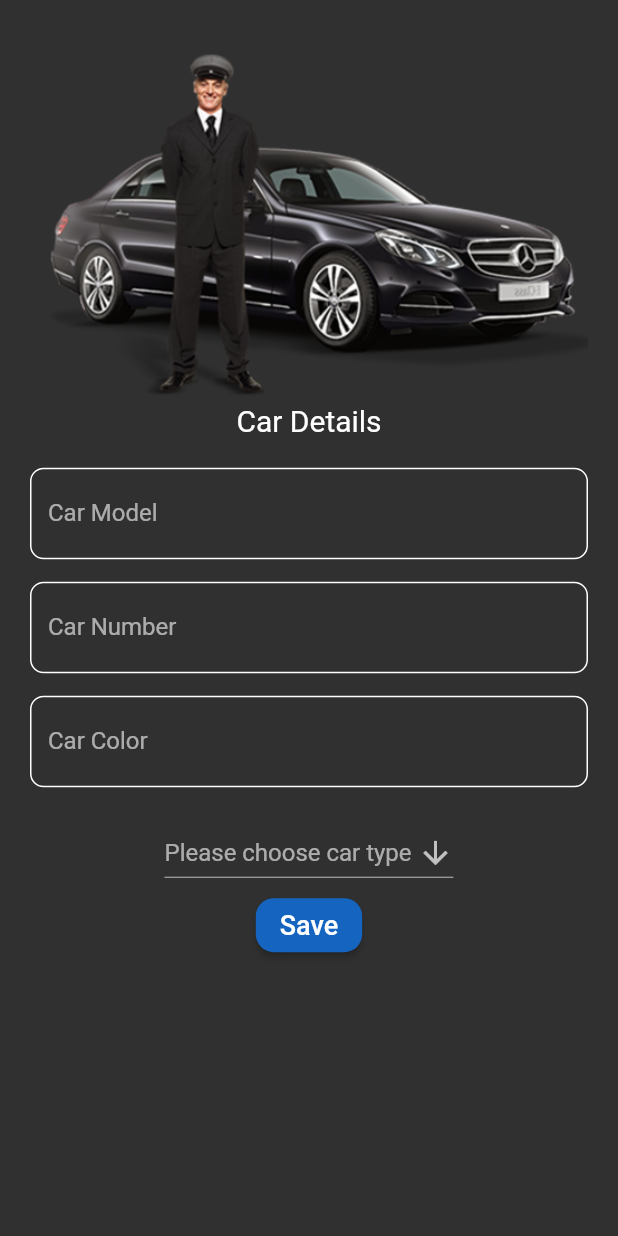
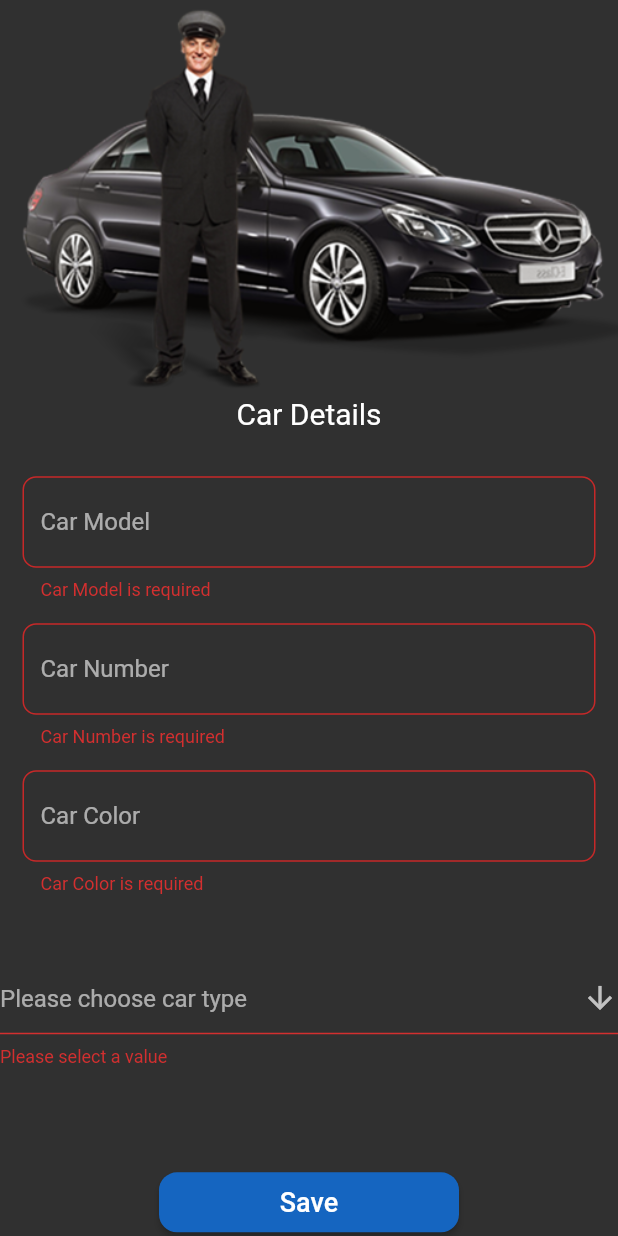
Before and after one commit to Sameradel11/Uber-DriverApp, a Flutter app: the CarDetails screen opened by its route, after a tap on "Save", on a phone screen of 412 x 824 dp. Run offline on Flutter 3.47's test engine with Material 2 defaults, Android fonts, the phone set to English and light mode, and no system bars; our stand-ins replace bloc, firebase_auth, firebase_core, firebase_database, flutter_bloc, fluttertoast and 1 more; accounts and stored records are empty.

```diff
--- a/lib/Features/Autentication/presentation/views/car_details.dart
+++ b/lib/Features/Autentication/presentation/views/car_details.dart
@@ -1,6 +1,6 @@
 import 'package:flutter/material.dart';
 
-import 'widgets/car_details_body.dart';
+import 'widgets/car_details/car_details_body.dart';
 
 class CarDetails extends StatelessWidget {
   const CarDetails({super.key});
--- a/lib/Features/Autentication/presentation/views/view_model/cubits/cubit/sign_up_cubit.dart
+++ b/lib/Features/Autentication/presentation/views/view_model/cubits/cubit/sign_up_cubit.dart
@@ -1,15 +1,22 @@
 import 'package:bloc/bloc.dart';
 import 'package:drivers_app/Features/Autentication/presentation/views/view_model/services.dart';
+import 'package:drivers_app/Features/splash/presentation/views/const.dart';
 import 'package:firebase_auth/firebase_auth.dart';
+import 'package:firebase_database/firebase_database.dart';
 
 part 'sign_up_state.dart';
 
 class SignUpCubit extends Cubit<SignUpState> {
   SignUpCubit() : super(SignUpInitial());
-  signUP(String email, String password) {
+  signUP(
+      {required String email,
+      required String password,
+      required String name,
+      required String phone}) async {
     emit(SignUpLoading());
     try {
-      AuthUsingFirebase().signup(email, password);
+      await AuthUsingFirebase()
+          .signup(email: email, password: password, name: name, phone: phone);
       emit(SignUpSuccess());
     } catch (e) {
       if (e is FirebaseAuthException) {
@@ -19,4 +26,23 @@ class SignUpCubit extends Cubit<SignUpState> {
       }
     }
   }
+
+  savecarfetails({required Map<String, String> cardetails}) {
+    try {
+      emit(SignUpLoading());
+      DatabaseReference driversreference =
+          FirebaseDatabase.instance.ref().child("drivers");
+      driversreference
+          .child(currentfirebaseuser!.uid)
+          .child("car_details")
+          .set(cardetails);
+      emit(SignUpSuccess());
+    } catch (e) {
+      if (e is FirebaseException || e is FirebaseAuthException) {
+        emit(SignUpFailed(errmessage: e.toString()));
+      } else {
+        emit(SignUpFailed(errmessage: "There is an error"));
+      }
+    }
+  }
 }
--- a/lib/Features/Autentication/presentation/views/view_model/services.dart
+++ b/lib/Features/Autentication/presentation/views/view_model/services.dart
@@ -1,9 +1,25 @@
+import 'package:drivers_app/Features/splash/presentation/views/const.dart';
 import 'package:firebase_auth/firebase_auth.dart';
+import 'package:firebase_database/firebase_database.dart';
 
 class AuthUsingFirebase {
-  signup(String email, String password) async {
+  signup(
+      {required String email,
+      required String password,
+      required String name,
+      required String phone}) async {
     final FirebaseAuth fAuth = FirebaseAuth.instance;
-    final  firebaseuser = (await fAuth.createUserWithEmailAndPassword(
+    final firebaseuser = (await fAuth.createUserWithEmailAndPassword(
         email: email, password: password));
+    Map drivermap = {
+      'id': firebaseuser.user!.uid,
+      'name': name.trim(),
+      "email": email.trim(),
+      "phone": phone
+    };
+    DatabaseReference driversreference =
+        FirebaseDatabase.instance.ref().child("drivers");
+    driversreference.child(firebaseuser.user!.uid).set(drivermap);
+    currentfirebaseuser = firebaseuser.user!;
   }
 }
--- /dev/null
+++ b/lib/Features/Autentication/presentation/views/widgets/car_details/car_details_body.dart
@@ -0,0 +1,123 @@
+import 'package:drivers_app/Features/Autentication/presentation/views/view_model/cubits/cubit/sign_up_cubit.dart';
+import 'package:drivers_app/Features/Autentication/presentation/views/widgets/car_details/car_details_textfields.dart';
+import 'package:drivers_app/Features/Autentication/presentation/views/widgets/custom_elevated_button.dart';
+import 'package:drivers_app/Features/splash/presentation/views/const.dart';
+import 'package:drivers_app/core/app_routes.dart';
+import 'package:drivers_app/core/style.dart';
+import 'package:flutter/material.dart';
+import 'package:flutter_bloc/flutter_bloc.dart';
+import 'package:fluttertoast/fluttertoast.dart';
+import 'package:go_router/go_router.dart';
+
+class CarDetailsBody extends StatefulWidget {
+  const CarDetailsBody({super.key});
+
+  @override
+  State<CarDetailsBody> createState() => _CarDetailsBodyState();
+}
+
+class _CarDetailsBodyState extends State<CarDetailsBody> {
+  final TextEditingController carModelcontroller = TextEditingController();
+  final TextEditingController carNumbercontroller = TextEditingController();
+  final TextEditingController carColorcontroller = TextEditingController();
+  final formkey = GlobalKey<FormState>();
+  String? selectedvalue;
+  Widget build(BuildContext context) {
+    return SingleChildScrollView(
+      child: Form(
+        key: formkey,
+        child: BlocProvider(
+          create: (context) => SignUpCubit(),
+          child: BlocConsumer<SignUpCubit, SignUpState>(
+            listener: (context, state) {
+              if (state is SignUpSuccess) {
+                Fluttertoast.showToast(msg: "Car info saved succesfully");
+                GoRouter.of(context).push(AppRoutes.Kmainview);
+              } else if (state is SignUpFailed) {
+                Fluttertoast.showToast(msg: state.errmessage);
+              }
+            },
+            builder: (context, state) {
+              return SafeArea(
+                child: Column(
+                  children: [
+                    Image.asset(KlogoPath),
+                    const Text(
+                      "Car Details",
+                      style: Style.textstyle20,
+                    ),
+                    const SizedBox(
+                      height: 20,
+                    ),
+                    CarDetailsTextFields(
+                      carModelcontroller: carModelcontroller,
+                      carNumbercontroller: carNumbercontroller,
+                      carColorcontroller: carColorcontroller,
+                    ),
+                    const SizedBox(height: 20),
+                    DropdownButtonFormField(
+                      validator: (value) {
+                        if (value == null || value.isEmpty) {
+                          return "Please select a value";
+                        }
+                        return null;
+                      },
+                      icon: const Icon(Icons.arrow_downward),
+                      alignment: Alignment.center,
+                      value: selectedvalue,
+                      hint: const Text("Please choose car type "),
+                      items: const [
+                        DropdownMenuItem(
+                          value: "Uber X",
+                          child: Text("Uber X"),
+                        ),
+                        DropdownMenuItem(
+                          value: "Uber Scotter",
+                          child: Text("Uber Scotter"),
+                        ),
+                        DropdownMenuItem(
+                          value: "Uber go",
+                          child: Text("Uber go"),
+                        ),
+                      ],
+                      onChanged: (dynamic value) {
+                        selectedvalue = value.toString();
+                        setState(() {});
+                      },
+                    ),
+                    const SizedBox(height: 20),
+                    const SizedBox(
+                      height: 50,
+                    ),
+                    CustomElevatedButton(
+                      ontap: () {
+                        if (formkey.currentState!.validate()) {
+                          Map<String, String> cardetails = {
+                            "car_model": carModelcontroller.text.trim(),
+                            "car_number": carModelcontroller.text.trim(),
+                            "car_color": carColorcontroller.text.trim(),
+                            "car_type": selectedvalue!.trim()
+                          };
+                          BlocProvider.of<SignUpCubit>(context)
+                              .savecarfetails(cardetails: cardetails);
+                        }
+                      },
+                      child: state is SignUpLoading
+                          ? const CircularProgressIndicator(
+                              color: Colors.white,
+                            )
+                          : const Text(
+                              "Save",
+                              style: Style.textstyle18,
+                            ),
+                    ),
+                  ],
+                ),
+              );
+            },
+          ),
+        ),
+      ),
+    );
+  }
+}
--- /dev/null
+++ b/lib/Features/Autentication/presentation/views/widgets/car_details/car_details_textfields.dart
@@ -0,0 +1,59 @@
+import 'package:drivers_app/Features/Autentication/presentation/views/widgets/car_details/custom_drop_down_button.dart';
+import 'package:drivers_app/core/custom_text_field.dart';
+import 'package:drivers_app/core/style.dart';
+import 'package:flutter/material.dart';
+
+class CarDetailsTextFields extends StatefulWidget {
+  const CarDetailsTextFields(
+      {super.key,
+      required this.carModelcontroller,
+      required this.carNumbercontroller,
+      required this.carColorcontroller,
+      });
+  final TextEditingController carModelcontroller;
+  final TextEditingController carNumbercontroller;
+  final TextEditingController carColorcontroller;
+
+  @override
+  State<CarDetailsTextFields> createState() => _CarDetailsTextFieldsState();
+}
+
+class _CarDetailsTextFieldsState extends State<CarDetailsTextFields> {
+  @override
+  Widget build(BuildContext context) {
+    return Padding(
+      padding: const EdgeInsets.symmetric(horizontal: 15, vertical: 10),
+      child: Column(
+        children: [
+          CustomTextField(
+              controller: widget.carModelcontroller,
+              label: const Text(
+                "Car Model",
+                style: Style.textstyle16,
+              )),
+          const SizedBox(
+            height: 15,
+          ),
+          CustomTextField(
+              controller: widget.carNumbercontroller,
+              label: const Text(
+                "Car Number",
+                style: Style.textstyle16,
+              )),
+          const SizedBox(
+            height: 15,
+          ),
+          CustomTextField(
+              controller: widget.carColorcontroller,
+              label: const Text(
+                "Car Color",
+                style: Style.textstyle16,
+              )),
+          const SizedBox(
+            height: 15,
+          ),
+        ],
+      ),
+    );
+  }
+}
--- /dev/null
+++ b/lib/Features/Autentication/presentation/views/widgets/car_details/custom_drop_down_button.dart
@@ -0,0 +1,44 @@
+import 'package:flutter/material.dart';
+class CustomDropDownButton extends StatefulWidget {
+  CustomDropDownButton({super.key, required this.selectedvalue});
+  String? selectedvalue;
+
+  @override
+  State<CustomDropDownButton> createState() => _CustomDropDownButtonState();
+}
+
+class _CustomDropDownButtonState extends State<CustomDropDownButton> {
+  @override
+  Widget build(BuildContext context) {
+    return DropdownButtonFormField(
+      validator: (value) {
+        if (value == null || value.isEmpty) {
+          return "Please select a value";
+        }
+        return null;
+      },
+      icon: const Icon(Icons.arrow_downward),
+      alignment: Alignment.center,
+      value: widget.selectedvalue,
+      hint: const Text("Please choose car type "),
+      items: const [
+        DropdownMenuItem(
+          value: "Uber X",
+          child: Text("Uber X"),
+        ),
+        DropdownMenuItem(
+          value: "Uber Scotter",
+          child: Text("Uber Scotter"),
+        ),
+        DropdownMenuItem(
+          value: "Uber go",
+          child: Text("Uber go"),
+        ),
+      ],
+      onChanged: (dynamic value) {
+        widget.selectedvalue = value.toString();
+        setState(() {});
+      },
+    );
+  }
+}
--- a/lib/Features/Autentication/presentation/views/widgets/car_details_body.dart
+++ /dev/null
@@ -1,96 +0,0 @@
-import 'package:drivers_app/Features/splash/presentation/views/const.dart';
-import 'package:drivers_app/core/app_routes.dart';
-import 'package:drivers_app/core/custom_text_field.dart';
-import 'package:drivers_app/core/style.dart';
-import 'package:flutter/material.dart';
-import 'package:go_router/go_router.dart';
-
-class CarDetailsBody extends StatefulWidget {
-  const CarDetailsBody({super.key});
-
-  @override
-  State<CarDetailsBody> createState() => _CarDetailsBodyState();
-}
-
-class _CarDetailsBodyState extends State<CarDetailsBody> {
-  String? selectedvalue;
-  Widget build(BuildContext context) {
-    return SingleChildScrollView(
-      child: SafeArea(
-        child: Padding(
-          padding: const EdgeInsets.symmetric(horizontal: 20, vertical: 30),
-          child: Column(
-            children: [
-              Image.asset(KlogoPath),
-              const Text(
-                "Car Details",
-                style: Style.textstyle20,
-              ),
-              const SizedBox(
-                height: 20,
-              ),
-              const CustomTextField(
-                  label: Text(
-                "Car Model",
-                style: Style.textstyle16,
-              )),
-              const SizedBox(
-                height: 15,
-              ),
-              const CustomTextField(
-                  label: Text(
-                "Car Number",
-                style: Style.textstyle16,
-              )),
-              const SizedBox(
-                height: 15,
-              ),
-              const CustomTextField(
-                  label: Text(
-                "Car Color",
-                style: Style.textstyle16,
-              )),
-              const SizedBox(height: 20),
-              DropdownButton(
-                icon: const Icon(Icons.arrow_downward),
-                alignment: Alignment.center,
-                value: selectedvalue,
-                hint: const Text("Please choose car type "),
-                items: const [
-                  DropdownMenuItem(
-                    value: "Uber X",
-                    child: Text("Uber X"),
-                  ),
-                  DropdownMenuItem(
-                    value: "Uber Scotter",
-                    child: Text("Uber Scotter"),
-                  ),
-                  DropdownMenuItem(
-                    value: "Uber go",
-                    child: Text("Uber go"),
-                  ),
-                ],
-                onChanged: (dynamic value) {
-                  selectedvalue = value.toString();
-                  setState(() {});
-                },
-              ),
-              ElevatedButton(
-                  style: ButtonStyle(
-                      shape: MaterialStateProperty.all(RoundedRectangleBorder(
-                          borderRadius: BorderRadius.circular(12))),
-                      backgroundColor:
-                          MaterialStateProperty.all(Colors.blue.shade800)),
-                  onPressed: () =>
-                      GoRouter.of(context).push(AppRoutes.Kcardetails),
-                  child: const Text(
-                    "Save",
-                    style: Style.textstyle18,
-                  )),
-            ],
-          ),
-        ),
-      ),
-    );
-  }
-}
--- a/lib/Features/Autentication/presentation/views/widgets/custom_elevated_button.dart
+++ b/lib/Features/Autentication/presentation/views/widgets/custom_elevated_button.dart
@@ -1,22 +1,22 @@
-import 'package:drivers_app/core/style.dart';
 import 'package:flutter/material.dart';
 
 class CustomElevatedButton extends StatelessWidget {
   const CustomElevatedButton(
-      {super.key, required this.text, required this.ontap});
-  final String text;
+      {super.key, required this.child, required this.ontap});
+  final Widget child;
   final ontap;
   @override
   Widget build(BuildContext context) {
-    return ElevatedButton(
-        style: ButtonStyle(
-            shape: MaterialStateProperty.all(RoundedRectangleBorder(
-                borderRadius: BorderRadius.circular(12))),
-            backgroundColor: MaterialStateProperty.all(Colors.blue.shade800)),
-        onPressed: ontap,
-        child: Text(
-          text,
-          style: Style.textstyle18,
-        ));
+    return SizedBox(
+      width: 200,
+      height: 40,
+      child: ElevatedButton(
+          style: ButtonStyle(
+              shape: MaterialStateProperty.all(RoundedRectangleBorder(
+                  borderRadius: BorderRadius.circular(12))),
+              backgroundColor: MaterialStateProperty.all(Colors.blue.shade800)),
+          onPressed: ontap,
+          child: child),
+    );
   }
 }
--- a/lib/Features/Autentication/presentation/views/widgets/signin_body.dart
+++ b/lib/Features/Autentication/presentation/views/widgets/signin_body.dart
@@ -20,7 +20,7 @@ class _SignInBodyState extends State<SignInBody> {
   final TextEditingController passwordcontroller = TextEditingController();
   final formkey = GlobalKey<FormState>();
 
-    @override
+  @override
   Widget build(BuildContext context) {
     return SafeArea(
       child: Form(
@@ -63,7 +63,7 @@ class _SignInBodyState extends State<SignInBody> {
                   height: 15,
                 ),
                 CustomElevatedButton(
-                  text: "Log in ",
+                  child: const Text("Log in "),
                   ontap: () {
                     validateform();
                   },
--- a/lib/Features/Autentication/presentation/views/widgets/textfield_column.dart
+++ b/lib/Features/Autentication/presentation/views/widgets/signup_textfield_column.dart
@@ -55,7 +55,7 @@ class TextFieldsColumn extends StatelessWidget {
           ),
           CustomTextField(
             controller: passwordcontroller,
-            action: TextInputAction.send,
+            action: TextInputAction.go,
             hidetext: true,
             type: TextInputType.visiblePassword,
             label: const Text(
--- a/lib/Features/splash/presentation/views/const.dart
+++ b/lib/Features/splash/presentation/views/const.dart
@@ -1 +1,4 @@
+import 'package:firebase_auth/firebase_auth.dart';
+
 const KlogoPath = "Assets/images/logo1.png";
+User? currentfirebaseuser;
--- a/lib/core/app_routes.dart
+++ b/lib/core/app_routes.dart
@@ -4,6 +4,7 @@ import 'package:drivers_app/Features/Autentication/presentation/views/car_detail
 import 'package:drivers_app/Features/Autentication/presentation/views/signup.dart';
 import 'package:drivers_app/Features/earning/presentation/views/earning_view.dart';
 import 'package:drivers_app/Features/home/presentation/views/home_view.dart';
+import 'package:drivers_app/Features/home/presentation/views/main_view.dart';
 import 'package:drivers_app/Features/profile/presentation/views/profile_view.dart';
 import 'package:drivers_app/Features/rating/presentation/views/rating_view.dart';
 import 'package:drivers_app/Features/splash/presentation/views/splash_view.dart';
@@ -17,9 +18,14 @@ abstract class AppRoutes {
   static const Kprofile = '/profile';
   static const Krating = '/rating';
   static const Kcardetails = '/cardetails';
+  static const Kmainview = '/mainview';
 
   static final router = GoRouter(routes: [
     GoRoute(path: '/', builder: (context, state) => const MySplashView()),
+    GoRoute(
+      path: Kmainview,
+      builder: (context, state) => const MainView(),
+    ),
     GoRoute(path: KSignUp, builder: (context, state) => const SignUp()),
     GoRoute(path: KHomeView, builder: (context, state) => const HomeView()),
     GoRoute(path: Kearning, builder: (context, state) => const EarningView()),
--- a/lib/core/functions.dart
+++ b/lib/core/functions.dart
@@ -1,5 +1,8 @@
 import 'package:flutter/material.dart';
 
 showsnackbar(String message, context) {
-  ScaffoldMessenger.of(context).showSnackBar(SnackBar(content: Text(message)));
+  ScaffoldMessenger.of(context).showSnackBar(SnackBar(
+    content: Text(message),
+    duration: const Duration(seconds: 2),
+  ));
 }
--- a/pubspec.yaml
+++ b/pubspec.yaml
@@ -31,10 +31,12 @@ dependencies:
   cupertino_icons: ^1.0.2
   firebase_core: ^2.15.1
   flutter_bloc: ^8.1.3
+  firebase_database: ^10.2.5
   flutter:
     sdk: flutter
   go_router: ^10.1.2
   firebase_auth: ^4.9.0
+  fluttertoast: ^8.2.2
 dev_dependencies:
   flutter_lints: ^2.0.0
   flutter_test:
```
Also changed, not shown: lib/Features/Autentication/presentation/views/widgets/signup_body.dart (+36 -6 lines), lib/core/bloc_observer.dart (added, +33 -0 lines), lib/main.dart (+9 -1 lines), lib/firebase_options.dart, pubspec.lock, 4 other files.
